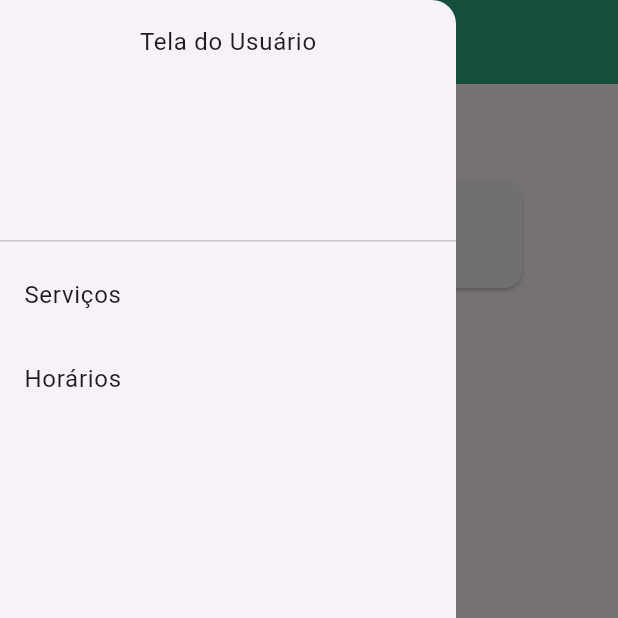
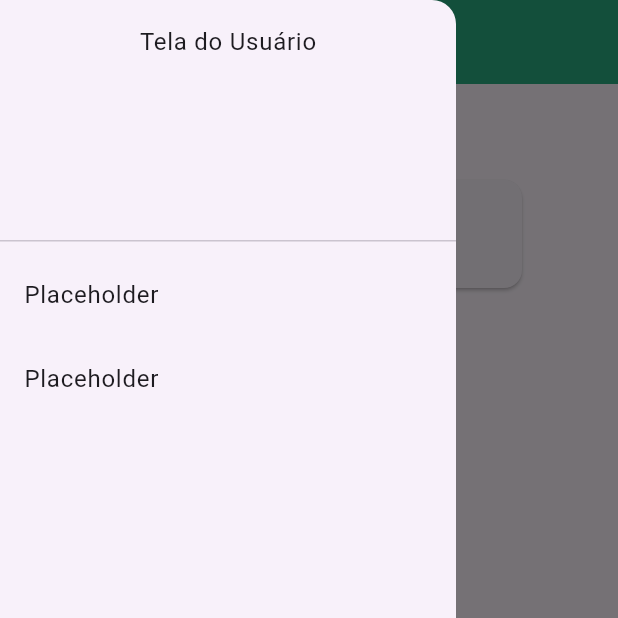
Before and after one commit to naparization/Flutter, a Flutter app: the Home screen opened directly with empty values, with the side drawer open, on a phone screen of 412 x 824 dp, the top half of it. Run offline on Flutter 3.47's test engine with Material 3 defaults, Android fonts, the phone set to English and light mode, and no system bars; our stand-ins replace supabase_flutter; accounts and stored records are empty.

```diff
--- a/projeto_final/lib/home.dart
+++ b/projeto_final/lib/home.dart
@@ -52,7 +52,7 @@ class _HomeState extends State<Home> {
               ),
             ),
             ListTile(
-              title: const Text("Serviços"),
+              title: const Text("Placeholder"),
               onTap: () {
                 Navigator.of(context).push(
                   MaterialPageRoute(
@@ -66,7 +66,7 @@ class _HomeState extends State<Home> {
               },
             ),
             ListTile(
-              title: const Text("Horários"),
+              title: const Text("Placeholder"),
               onTap: () {
                 Navigator.of(context).push(
                   MaterialPageRoute(
```
Also changed, not shown: projeto_final/lib/home_adm.dart (+17 -1 lines).
